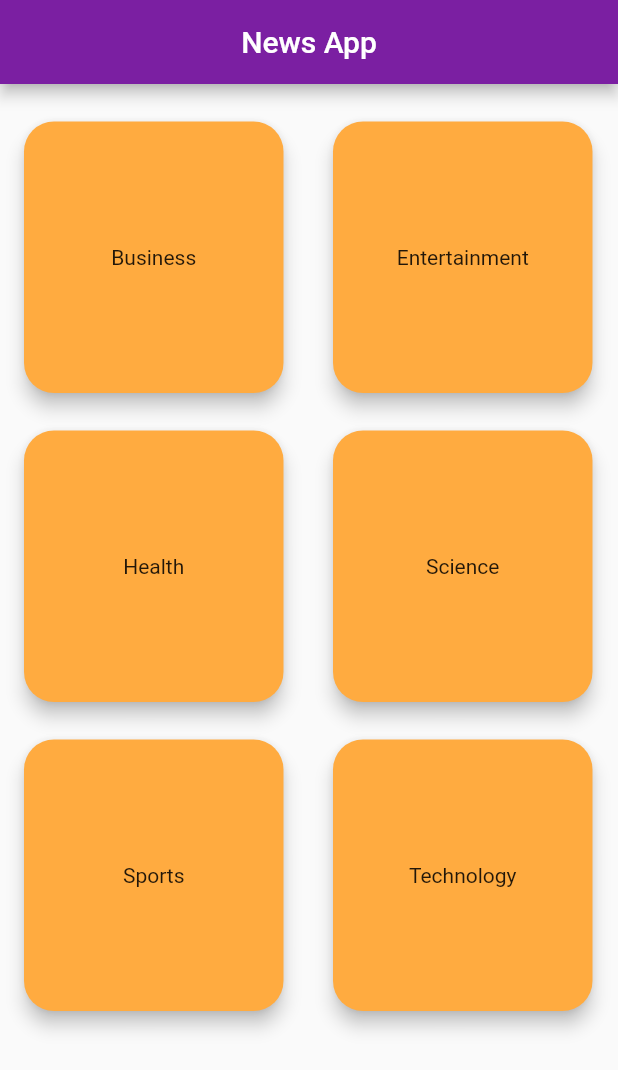
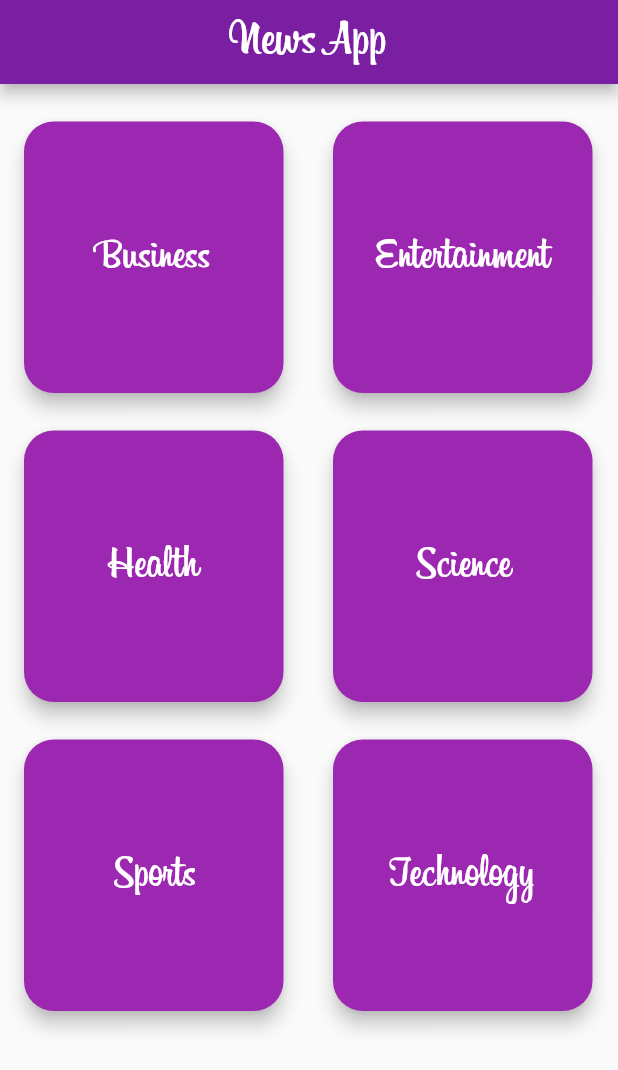
Before and after one commit to jainharsh21/News-App, a Flutter app: the screen it shows after launch, on a phone screen of 412 x 824 dp. Shown: the top 1070 px of the screen. Run offline on Flutter 3.47's test engine with Material 2 defaults, Android fonts, the phone set to English and light mode, and no system bars.

Commit message:
completed the menu design

```diff
--- a/lib/ui/home.dart
+++ b/lib/ui/home.dart
@@ -21,7 +21,7 @@ class _HomeState extends State<Home> {
       itemBuilder: (BuildContext context ,int index){
         return GestureDetector(
           child: Card(
-            color: Colors.orangeAccent,
+            color: Colors.purple,
             margin: EdgeInsets.fromLTRB(16, 25, 17, 0),
             shape: RoundedRectangleBorder(
               borderRadius: BorderRadius.circular(20.0)
@@ -30,7 +30,7 @@ class _HomeState extends State<Home> {
             child: Container(
               alignment: Alignment.center,
               margin: EdgeInsets.fromLTRB(0.0,10.0,0.0,10.0),
-              child: Text(newsTopics[index]),
+              child: Text(newsTopics[index],style: TextStyle(fontFamily: 'Billabong',fontSize: 30.0,color: Colors.white),),
             ),
           ),
           onTap: (){
@@ -46,7 +46,10 @@ class _HomeState extends State<Home> {
 
     return Scaffold(
       appBar: AppBar(
-        title: Text("News App"),
+        title: Text("News App",style: TextStyle(
+          fontFamily: 'Billabong',
+          fontSize: 35.0,
+        ),),
         centerTitle: true,
         backgroundColor: Colors.purple[700],
       ),
--- a/pubspec.yaml
+++ b/pubspec.yaml
@@ -56,7 +56,11 @@ flutter:
   # "family" key with the font family name, and a "fonts" key with a
   # list giving the asset and other descriptors for the font. For
   # example:
-  # fonts:
+  fonts:
+      - family: Billabong
+        fonts:
+          - asset: fonts/Billabong.ttf
+
   #   - family: Schyler
   #     fonts:
   #       - asset: fonts/Schyler-Regular.ttf
```
Also changed, not shown: fonts/Billabong.ttf (added).
